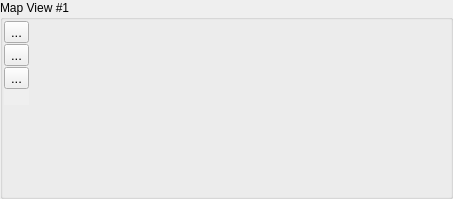
Qt form timeseriesviewer/ui/mapviewdefinition.ui (jakimowb/eo-time-series-viewer) before a commit.
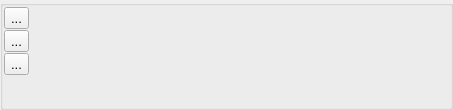
The same form after that commit. Icons and pictures are not drawn.

```diff
--- a/timeseriesviewer/ui/mapviewdefinition.ui
+++ b/timeseriesviewer/ui/mapviewdefinition.ui
@@ -7,14 +7,14 @@
     <x>0</x>
     <y>0</y>
     <width>453</width>
-    <height>199</height>
+    <height>110</height>
    </rect>
   </property>
   <property name="windowTitle">
    <string>GroupBox</string>
   </property>
   <property name="title">
-   <string>Map View #1</string>
+   <string/>
   </property>
   <layout class="QFormLayout" name="formLayout">
    <property name="horizontalSpacing">
```
Left out of the diff: 3 changed lines with no effect on the pictures.
